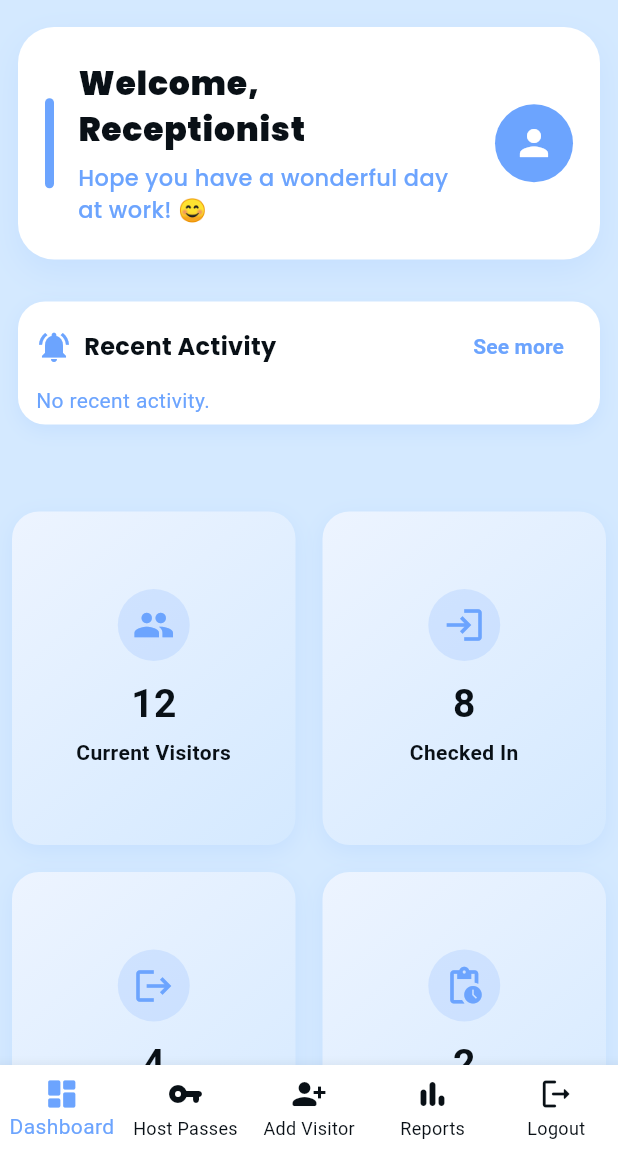
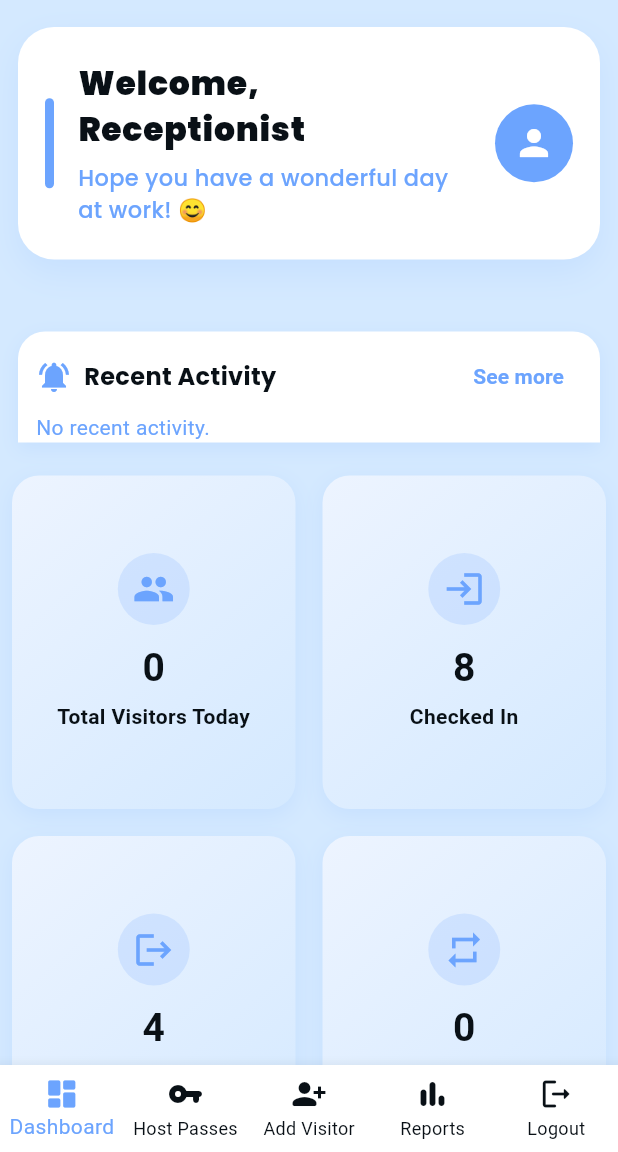
Before and after one commit to prathikshashetty7/vms, a Flutter app: the ReceptionistDashboard screen opened by its route, on a phone screen of 412 x 824 dp, the part 84-1236 px from its top. Run offline on Flutter 3.47's test engine with Material 3 defaults, Android fonts, the phone set to English and light mode, and no system bars; our stand-ins replace cloud_firestore, firebase_auth, firebase_core, fl_chart, google_fonts, image_picker; accounts and stored records are empty.

Commit message:
Visitor tyftfgv

```diff
--- a/lib/receptionist/dashboard.dart
+++ b/lib/receptionist/dashboard.dart
@@ -157,14 +157,19 @@ class _ReceptionistDashboardState extends State<ReceptionistDashboard> {
                   ],
                 ),
               ),
-              const SizedBox(height: 8),
+              const SizedBox(height: 30),
               // Activity List
               Padding(
-                padding: const EdgeInsets.symmetric(horizontal: 12.0, vertical: 2.0),
+                padding: const EdgeInsets.symmetric(horizontal: 12.0),
                 child: Container(
                   decoration: BoxDecoration(
                     color: Colors.white,
-                    borderRadius: BorderRadius.circular(18),
+                    borderRadius: const BorderRadius.only(
+                      topLeft: Radius.circular(18),
+                      topRight: Radius.circular(18),
+                      bottomLeft: Radius.circular(0),
+                      bottomRight: Radius.circular(0),
+                    ),
                     boxShadow: [
                       BoxShadow(
                         color: Color(0x226CA4FE),
@@ -173,7 +178,7 @@ class _ReceptionistDashboardState extends State<ReceptionistDashboard> {
                       ),
                     ],
                   ),
-                  padding: const EdgeInsets.symmetric(vertical: 6, horizontal: 12),
+                  padding: const EdgeInsets.only(top: 6, left: 12, right: 12, bottom: 0),
                   child: Column(
                     crossAxisAlignment: CrossAxisAlignment.start,
                     children: [
@@ -187,17 +192,17 @@ class _ReceptionistDashboardState extends State<ReceptionistDashboard> {
                             onPressed: () {
                               showModalBottomSheet(
                                 context: context,
+                                isScrollControlled: true,
                                 shape: RoundedRectangleBorder(
                                   borderRadius: BorderRadius.vertical(top: Radius.circular(24)),
                                 ),
-                                builder: (context) => _AllActivityListSheet(),
+                                builder: (context) => const _AllActivityListSheet(),
                               );
                             },
                             child: Text('See more', style: TextStyle(color: Color(0xFF6CA4FE), fontWeight: FontWeight.bold)),
                           ),
                         ],
                       ),
-                      const SizedBox(height: 2),
                       _ActivityListWidget(limit: 3),
                     ],
                   ),
@@ -205,7 +210,9 @@ class _ReceptionistDashboardState extends State<ReceptionistDashboard> {
               ),
               // Stat Cards Grid
               Padding(
-                padding: const EdgeInsets.symmetric(horizontal: 8.0),
+                padding: const EdgeInsets.only(left: 8.0, right: 8.0, top: 0, bottom: 0),
+                child: Transform.translate(
+                  offset: const Offset(0, -34),
                   child: Center(
                     child: GridView.count(
                       crossAxisCount: 2,
@@ -215,11 +222,7 @@ class _ReceptionistDashboardState extends State<ReceptionistDashboard> {
                       crossAxisSpacing: 18,
                       childAspectRatio: 0.85,
                       children: [
-                      _StyledStatCard(
-                        title: 'Current Visitors',
-                        value: '12',
-                        icon: Icons.people,
-                      ),
+                        _TodayVisitorsStatCard(),
                         _StyledStatCard(
                           title: 'Checked In',
                           value: '8',
@@ -230,12 +233,9 @@ class _ReceptionistDashboardState extends State<ReceptionistDashboard> {
                           value: '4',
                           icon: Icons.logout,
                         ),
-                      _StyledStatCard(
-                        title: 'Pending Approvals',
-                        value: '2',
-                        icon: Icons.pending_actions,
+                        _FrequentVisitorsStatCard(),
+                      ],
                     ),
-                    ],
                   ),
                 ),
               ),
@@ -428,18 +428,20 @@ class _QuickActionButtonState extends State<_QuickActionButton> with SingleTicke
 
 class _ActivityListWidget extends StatelessWidget {
   final int limit;
-  const _ActivityListWidget({this.limit = 3, Key? key}) : super(key: key);
+  final ScrollController? scrollController;
+  const _ActivityListWidget({this.limit = 3, this.scrollController, Key? key}) : super(key: key);
   @override
   Widget build(BuildContext context) {
+    // Fetch more items than needed, then limit in Dart
     final manualStream = FirebaseFirestore.instance
         .collection('manual_registrations')
         .orderBy('timestamp', descending: true)
-        .limit(15)
+        .limit(30)
         .snapshots();
     final deptStream = FirebaseFirestore.instance
         .collection('visitor')
         .orderBy('v_date', descending: true)
-        .limit(15)
+        .limit(30)
         .snapshots();
 
     return StreamBuilder<QuerySnapshot>(
@@ -463,17 +465,80 @@ class _ActivityListWidget extends StatelessWidget {
               if (bTime == null) return -1;
               return bTime.compareTo(aTime);
             });
-            final latest = allDocs.take(limit).toList();
+            final latest = limit > 0 ? allDocs.take(limit).toList() : allDocs;
             if (latest.isEmpty) {
               return const Text('No recent activity.', style: TextStyle(color: Color(0xFF6CA4FE)));
             }
+            if (scrollController != null) {
               return ListView.separated(
-              shrinkWrap: true,
-              physics: const NeverScrollableScrollPhysics(),
+                controller: scrollController,
                 itemCount: latest.length,
                 separatorBuilder: (_, __) => const Divider(height: 1, color: Color(0xFFD4E9FF)),
-              itemBuilder: (context, index) {
-                final entry = latest[index];
+                itemBuilder: (context, i) => _ActivityListTile(entry: latest[i]),
+              );
+            } else {
+              // For dashboard, use Column for tight fit
+              return Column(
+                children: [
+                  for (int i = 0; i < latest.length; i++) ...[
+                    if (i != 0)
+                      const Divider(height: 1, color: Color(0xFFD4E9FF)),
+                    _ActivityListTile(entry: latest[i]),
+                  ]
+                ],
+              );
+            }
+          },
+        );
+      },
+    );
+  }
+}
+
+class _AllActivityListSheet extends StatelessWidget {
+  const _AllActivityListSheet({Key? key}) : super(key: key);
+  @override
+  Widget build(BuildContext context) {
+    return DraggableScrollableSheet(
+      expand: false,
+      initialChildSize: 0.7,
+      minChildSize: 0.4,
+      maxChildSize: 0.95,
+      builder: (context, scrollController) {
+        return Container(
+          decoration: const BoxDecoration(
+            color: Colors.white,
+            borderRadius: BorderRadius.vertical(top: Radius.circular(24)),
+          ),
+          padding: const EdgeInsets.all(16.0),
+          child: Column(
+            crossAxisAlignment: CrossAxisAlignment.start,
+            children: [
+              Row(
+                children: [
+                  Icon(Icons.notifications_active, color: Color(0xFF6CA4FE)),
+                  const SizedBox(width: 8),
+                  Text('All Recent Activity', style: TextStyle(fontWeight: FontWeight.bold, fontSize: 18, color: Color(0xFF091016), fontFamily: 'Poppins')),
+                ],
+              ),
+              const SizedBox(height: 12),
+              Expanded(
+                child: _ActivityListWidget(limit: 30, scrollController: scrollController),
+              ),
+            ],
+          ),
+        );
+      },
+    );
+  }
+}
+
+// Helper widget for activity list tile
+class _ActivityListTile extends StatelessWidget {
+  final Map<String, dynamic> entry;
+  const _ActivityListTile({required this.entry, Key? key}) : super(key: key);
+  @override
+  Widget build(BuildContext context) {
     final data = entry['data'] as Map<String, dynamic>;
     final type = entry['type'] as String;
     String name = 'Unknown';
@@ -489,11 +554,46 @@ class _ActivityListWidget extends StatelessWidget {
     }
     String message = type == 'dept' ? 'Dept visitor added: $name' : 'New visitor added: $name';
     return ListTile(
+      contentPadding: EdgeInsets.zero,
       leading: Icon(Icons.person, color: Color(0xFF6CA4FE)),
       title: Text(message, style: const TextStyle(fontWeight: FontWeight.w500, fontFamily: 'Poppins', fontSize: 14)),
       subtitle: time != null ? Text('${time.hour.toString().padLeft(2, '0')}:${time.minute.toString().padLeft(2, '0')}  ${time.day}/${time.month}/${time.year}', style: const TextStyle(fontSize: 12, color: Color(0xFF6CA4FE))) : null,
     );
-              },
+  }
+}
+
+// Widget for real-time count of today's visitors
+class _TodayVisitorsStatCard extends StatelessWidget {
+  @override
+  Widget build(BuildContext context) {
+    final now = DateTime.now();
+    final startOfDay = DateTime(now.year, now.month, now.day);
+    final endOfDay = startOfDay.add(const Duration(days: 1));
+
+    final manualStream = FirebaseFirestore.instance
+        .collection('manual_registrations')
+        .where('timestamp', isGreaterThanOrEqualTo: startOfDay)
+        .where('timestamp', isLessThan: endOfDay)
+        .snapshots();
+    final deptStream = FirebaseFirestore.instance
+        .collection('visitor')
+        .where('v_date', isGreaterThanOrEqualTo: startOfDay)
+        .where('v_date', isLessThan: endOfDay)
+        .snapshots();
+
+    return StreamBuilder<QuerySnapshot>(
+      stream: manualStream,
+      builder: (context, manualSnapshot) {
+        return StreamBuilder<QuerySnapshot>(
+          stream: deptStream,
+          builder: (context, deptSnapshot) {
+            int manualCount = manualSnapshot.hasData ? manualSnapshot.data!.docs.length : 0;
+            int deptCount = deptSnapshot.hasData ? deptSnapshot.data!.docs.length : 0;
+            int total = manualCount + deptCount;
+            return _StyledStatCard(
+              title: 'Total Visitors Today',
+              value: total.toString(),
+              icon: Icons.people,
             );
           },
         );
@@ -502,30 +602,59 @@ class _ActivityListWidget extends StatelessWidget {
   }
 }
 
-class _AllActivityListSheet extends StatelessWidget {
+// Widget for real-time count of frequent visitors this week
+class _FrequentVisitorsStatCard extends StatelessWidget {
   @override
   Widget build(BuildContext context) {
-    return SafeArea(
-      child: Padding(
-        padding: const EdgeInsets.all(16.0),
-        child: Column(
-          mainAxisSize: MainAxisSize.min,
-          crossAxisAlignment: CrossAxisAlignment.start,
-          children: [
-            Row(
-              children: [
-                Icon(Icons.notifications_active, color: Color(0xFF6CA4FE)),
-                const SizedBox(width: 8),
-                Text('All Recent Activity', style: TextStyle(fontWeight: FontWeight.bold, fontSize: 18, color: Color(0xFF091016), fontFamily: 'Poppins')),
-              ],
-            ),
-            const SizedBox(height: 12),
-            Expanded(
-              child: _ActivityListWidget(limit: 30),
-            ),
-          ],
-        ),
-      ),
+    final now = DateTime.now();
+    final startOfWeek = now.subtract(Duration(days: now.weekday - 1)); // Monday
+    final endOfWeek = startOfWeek.add(const Duration(days: 7));
+
+    final manualStream = FirebaseFirestore.instance
+        .collection('manual_registrations')
+        .where('timestamp', isGreaterThanOrEqualTo: startOfWeek)
+        .where('timestamp', isLessThan: endOfWeek)
+        .snapshots();
+    final deptStream = FirebaseFirestore.instance
+        .collection('visitor')
+        .where('v_date', isGreaterThanOrEqualTo: startOfWeek)
+        .where('v_date', isLessThan: endOfWeek)
+        .snapshots();
+
+    return StreamBuilder<QuerySnapshot>(
+      stream: manualStream,
+      builder: (context, manualSnapshot) {
+        return StreamBuilder<QuerySnapshot>(
+          stream: deptStream,
+          builder: (context, deptSnapshot) {
+            final Map<String, int> visitorCounts = {};
+            if (manualSnapshot.hasData) {
+              for (var doc in manualSnapshot.data!.docs) {
+                final data = doc.data() as Map<String, dynamic>;
+                final name = data['fullName'] ?? data['visitor'] ?? '';
+                if (name.isNotEmpty) {
+                  visitorCounts[name] = (visitorCounts[name] ?? 0) + 1;
+                }
+              }
+            }
+            if (deptSnapshot.hasData) {
+              for (var doc in deptSnapshot.data!.docs) {
+                final data = doc.data() as Map<String, dynamic>;
+                final name = data['v_name'] ?? '';
+                if (name.isNotEmpty) {
+                  visitorCounts[name] = (visitorCounts[name] ?? 0) + 1;
+                }
+              }
+            }
+            final frequentCount = visitorCounts.values.where((count) => count > 1).length;
+            return _StyledStatCard(
+              title: 'Frequent Visitors',
+              value: frequentCount.toString(),
+              icon: Icons.repeat,
+            );
+          },
+        );
+      },
     );
   }
 }
```
Also changed, not shown: lib/receptionist/manual_entry_page.dart (+96 -92 lines). Lines whose indentation alone changed are shown as unchanged.
